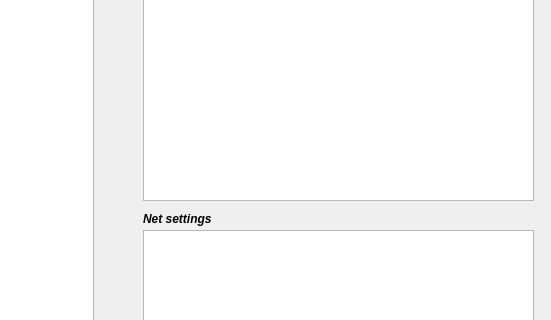
Above: src/diagnosticdaemonui/mainwindow.ui from robotology/diagnostic-daemon before the change; both pictures show x 607 to 1158 and y 220 to 540 of the 1158 by 653 pixel window. Below: the same form after it.
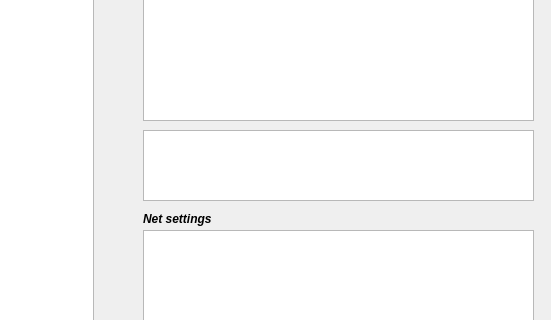
That is the form after the change. Icons and pictures are not drawn.

```diff
--- a/src/diagnosticdaemonui/mainwindow.ui
+++ b/src/diagnosticdaemonui/mainwindow.ui
@@ -54,7 +54,7 @@
       <x>750</x>
       <y>30</y>
       <width>391</width>
-      <height>391</height>
+      <height>311</height>
      </rect>
     </property>
     <property name="sizePolicy">
@@ -243,6 +243,16 @@
      <string>Net settings</string>
     </property>
    </widget>
+   <widget class="QListView" name="longdescription">
+    <property name="geometry">
+     <rect>
+      <x>750</x>
+      <y>350</y>
+      <width>391</width>
+      <height>71</height>
+     </rect>
+    </property>
+   </widget>
   </widget>
   <widget class="QMenuBar" name="menubar">
    <property name="geometry">
```
